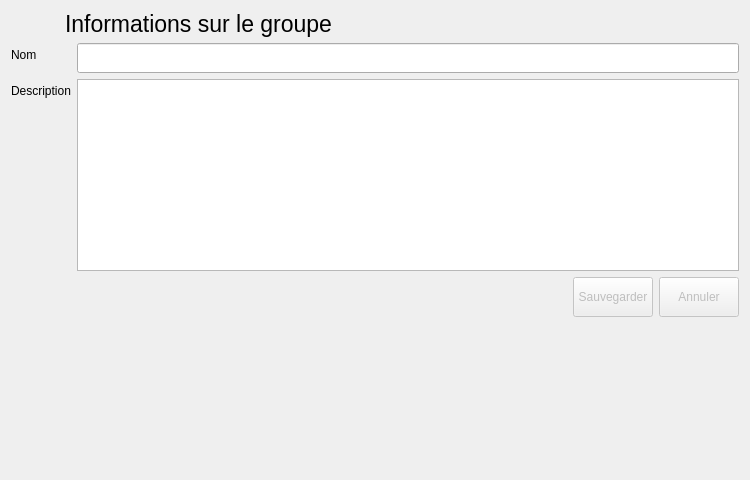
This is python/resources/ui/GroupWidget.ui in introlab/OpenIMU as Qt 5 draws it before an edit. The edited form follows.
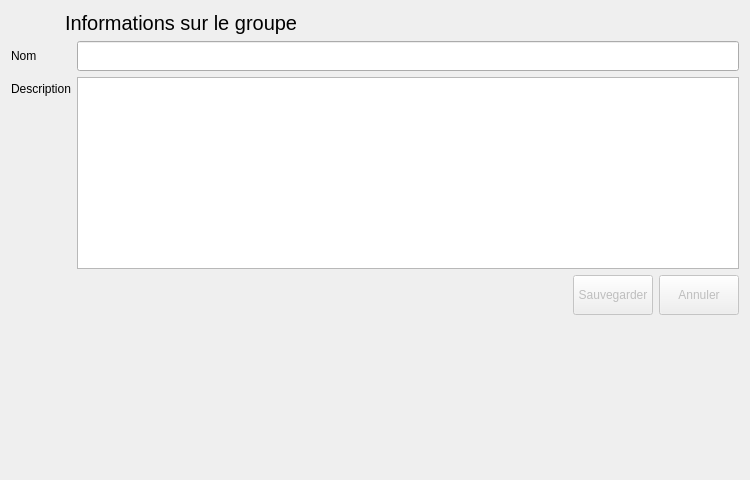
This is the edited form. Icons and pictures are not drawn.

```diff
--- a/python/resources/ui/GroupWidget.ui
+++ b/python/resources/ui/GroupWidget.ui
@@ -51,7 +51,7 @@
       <widget class="QLabel" name="lblInfos">
        <property name="font">
         <font>
-         <pointsize>17</pointsize>
+         <pointsize>15</pointsize>
          <italic>false</italic>
         </font>
        </property>
@@ -72,6 +72,12 @@
      </property>
      <item row="0" column="0">
       <widget class="QLabel" name="lblName">
+       <property name="sizePolicy">
+        <sizepolicy hsizetype="Preferred" vsizetype="Expanding">
+         <horstretch>0</horstretch>
+         <verstretch>0</verstretch>
+        </sizepolicy>
+       </property>
        <property name="text">
         <string>Nom</string>
        </property>
```
